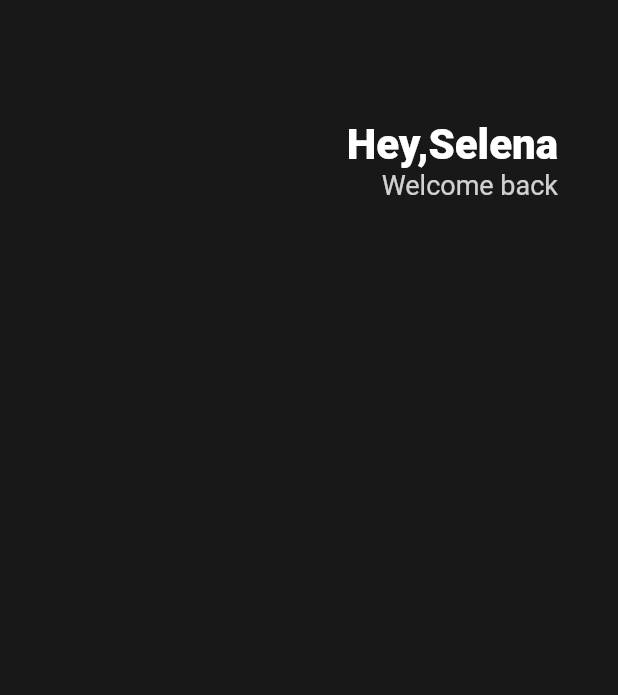
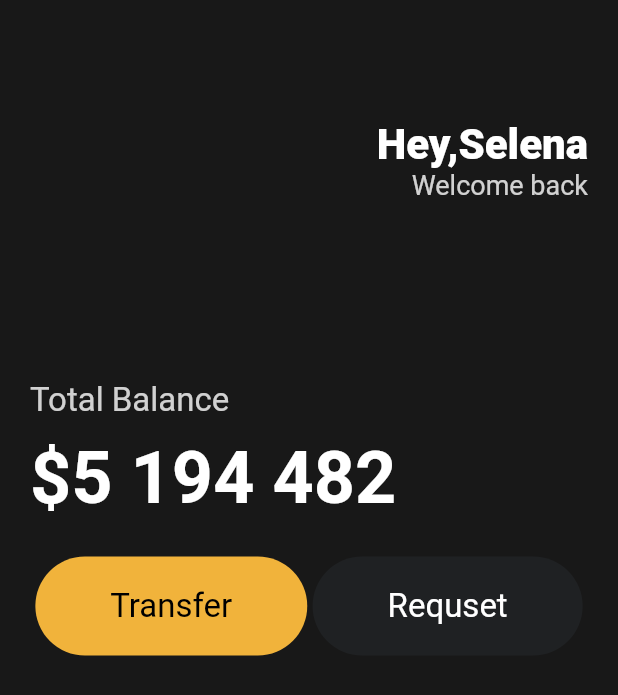
Before and after one commit to flutterkage2k/nikofluttertraing, a Flutter app: the screen it shows after launch, on a phone screen of 412 x 824 dp. Shown: the top 695 px of the screen. Run offline on Flutter 3.47's test engine with Material 2 defaults, Android fonts, the phone set to English and light mode, and no system bars.

Commit message:
complete 2 5 refact

```diff
--- a/lib/main.dart
+++ b/lib/main.dart
@@ -1,7 +1,7 @@
 import 'package:flutter/material.dart';
 
 void main() {
-  runApp(MyApp());
+  runApp(const MyApp());
 }
 
 class MyApp extends StatelessWidget {
@@ -11,12 +11,15 @@ class MyApp extends StatelessWidget {
   Widget build(BuildContext context) {
     return MaterialApp(
       home: Scaffold(
-        backgroundColor: Color(0xff181818),
+        backgroundColor: const Color(0xff181818),
         body: Padding(
-          padding: const EdgeInsets.symmetric(horizontal: 40),
+          padding: const EdgeInsets.symmetric(
+            horizontal: 20,
+          ),
           child: Column(
+            crossAxisAlignment: CrossAxisAlignment.start,
             children: [
-              SizedBox(
+              const SizedBox(
                 height: 80,
               ),
               Row(
@@ -25,7 +28,7 @@ class MyApp extends StatelessWidget {
                   Column(
                     crossAxisAlignment: CrossAxisAlignment.end,
                     children: [
-                      Text(
+                      const Text(
                         'Hey,Selena',
                         style: TextStyle(
                           color: Colors.white,
@@ -43,6 +46,45 @@ class MyApp extends StatelessWidget {
                     ],
                   )
                 ],
+              ),
+              const SizedBox(
+                height: 120,
+              ),
+              Text(
+                'Total Balance',
+                style: TextStyle(
+                  fontSize: 22,
+                  color: Colors.white.withOpacity(0.8),
+                ),
+              ),
+              const SizedBox(
+                height: 10,
+              ),
+              const Text(
+                '\$5 194 482',
+                style: TextStyle(
+                  fontSize: 48,
+                  fontWeight: FontWeight.w600,
+                  color: Colors.white,
+                ),
+              ),
+              const SizedBox(
+                height: 25,
+              ),
+              Row(
+                mainAxisAlignment: MainAxisAlignment.spaceEvenly,
+                children: [
+                  MyButton(
+                    text: 'Transfer',
+                    bgColor: Color(0xfff1b33b),
+                    textColor: Colors.black,
+                  ),
+                  MyButton(
+                    text: 'Requset',
+                    bgColor: Color(0xff1f2123),
+                    textColor: Colors.white,
+                  )
+                ],
               )
             ],
           ),
@@ -51,3 +93,39 @@ class MyApp extends StatelessWidget {
     );
   }
 }
+
+class MyButton extends StatelessWidget {
+  final String text;
+  final Color bgColor;
+  final Color textColor;
+
+  MyButton({
+    Key? key,
+    required this.text,
+    required this.bgColor,
+    required this.textColor,
+  }) : super(key: key);
+
+  @override
+  Widget build(BuildContext context) {
+    return Container(
+      decoration: BoxDecoration(
+        color: bgColor,
+        borderRadius: BorderRadius.circular(45),
+      ),
+      child: Padding(
+        padding: const EdgeInsets.symmetric(
+          vertical: 20,
+          horizontal: 50,
+        ),
+        child: Text(
+          text,
+          style: TextStyle(
+            color: textColor,
+            fontSize: 22,
+          ),
+        ),
+      ),
+    );
+  }
+}
```
